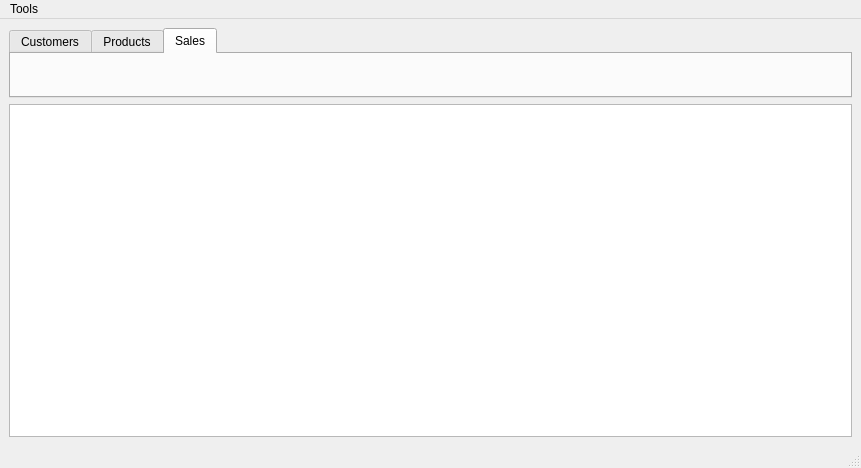
Qt form src/mainwindow.ui (nicmorais/Storesse) before a commit.
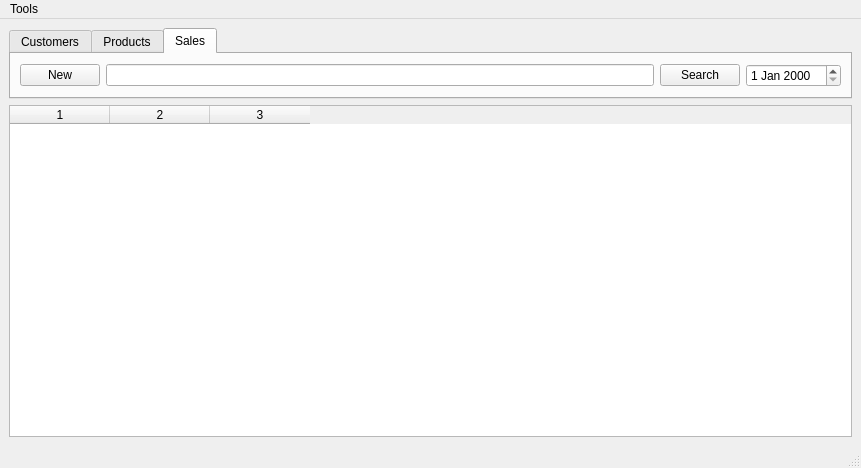
The same form after that commit. The open tabs and pages were chosen to show the change.

The edit to the form file:
```diff
--- a/src/mainwindow.ui
+++ b/src/mainwindow.ui
@@ -78,11 +78,40 @@
        <attribute name="title">
         <string>Sales</string>
        </attribute>
+       <layout class="QHBoxLayout" name="horizontalLayout_3">
+        <item>
+         <widget class="QPushButton" name="newSaleBtn">
+          <property name="text">
+           <string>New</string>
+          </property>
+         </widget>
+        </item>
+        <item>
+         <widget class="QLineEdit" name="searchSalesLineEdit"/>
+        </item>
+        <item>
+         <widget class="QPushButton" name="searchSalesBtn">
+          <property name="text">
+           <string>Search</string>
+          </property>
+         </widget>
+        </item>
+        <item>
+         <widget class="QDateEdit" name="salesDateEdit"/>
+        </item>
+       </layout>
       </widget>
      </widget>
     </item>
     <item>
-     <widget class="QTableWidget" name="tableWidget"/>
+     <widget class="QTableWidget" name="tableWidget">
+      <property name="columnCount">
+       <number>3</number>
+      </property>
+      <column/>
+      <column/>
+      <column/>
+     </widget>
     </item>
    </layout>
   </widget>
```
Left out of the diff: 156 changed lines with no effect on the pictures.
